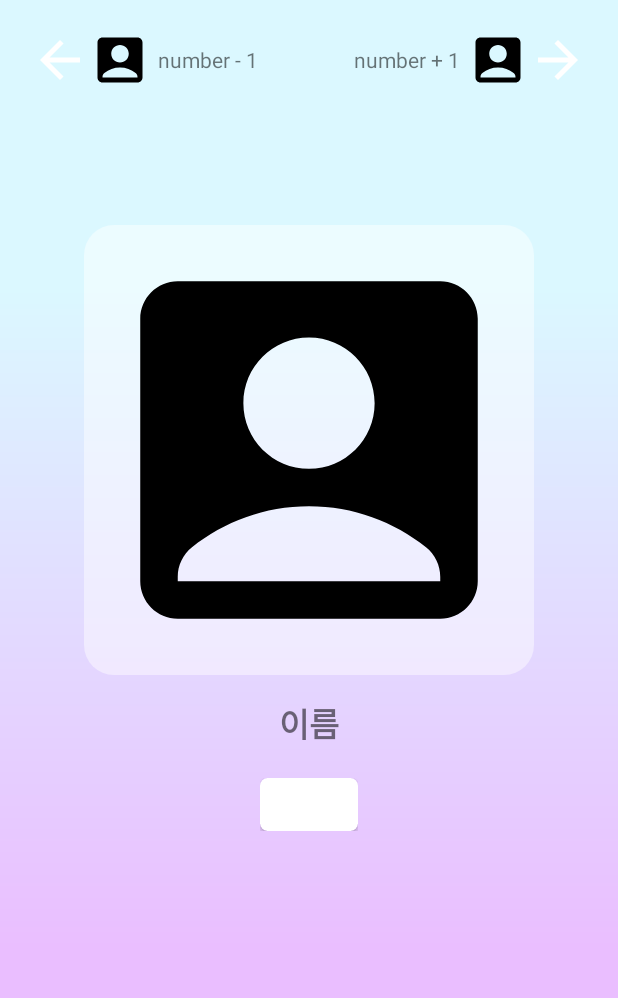
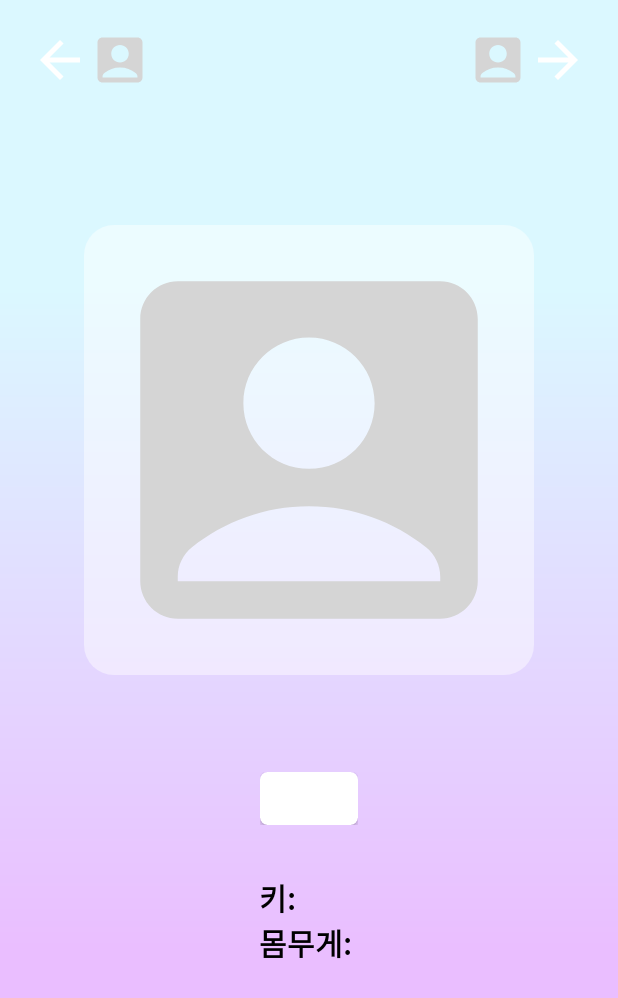
Before and after one commit to Pokemon-Encyclopedia/Android_open_api, an Android app: the layout activity_pokemon_info.xml on its own in the app's theme, with its tools: preview values and no code run, on a phone screen of 412 x 824 dp. Shown: the top 998 px of the screen. Run offline under Robolectric (Android 15) with nearby library versions, the phone set to English and light mode, and no system bars.

Commit message:
:sparkles: 포켓몬 키, 몸무게 정보 구현

```diff
--- a/app/src/main/res/drawable/ic_baseline_account_box_24.xml
+++ b/app/src/main/res/drawable/ic_baseline_account_box_24.xml
@@ -1,4 +1,4 @@
-<vector android:height="24dp" android:tint="#000000"
+<vector android:height="24dp" android:tint="#d5d5d5"
     android:viewportHeight="24" android:viewportWidth="24"
     android:width="24dp" xmlns:android="http://schemas.android.com/apk/res/android">
     <path android:fillColor="@android:color/white" android:pathData="M19,3H5C3.9,3 3,3.9 3,5v14c0,1.1 0.9,2 2,2h14c1.1,0 2,-0.9 2,-2V5C21,3.9 20.1,3 19,3zM12,6c1.93,0 3.5,1.57 3.5,3.5c0,1.93 -1.57,3.5 -3.5,3.5s-3.5,-1.57 -3.5,-3.5C8.5,7.57 10.07,6 12,6zM19,19H5v-0.23c0,-0.62 0.28,-1.2 0.76,-1.58C7.47,15.82 9.64,15 12,15s4.53,0.82 6.24,2.19c0.48,0.38 0.76,0.97 0.76,1.58V19z"/>
--- a/app/src/main/res/layout/activity_pokemon_info.xml
+++ b/app/src/main/res/layout/activity_pokemon_info.xml
@@ -37,7 +37,7 @@
                 android:id="@+id/pokemon_id_front"
                 android:layout_width="wrap_content"
                 android:layout_height="wrap_content"
-                android:text="number - 1"
+                android:textColor="@color/black"
                 android:layout_marginStart="5dp"
                 android:layout_gravity="center"/>
         </LinearLayout>
@@ -57,7 +57,7 @@
                 android:id="@+id/pokemon_id_back"
                 android:layout_width="wrap_content"
                 android:layout_height="wrap_content"
-                android:text="number + 1"
+                android:textColor="@color/black"
                 android:layout_marginEnd="5dp"
                 android:layout_gravity="center"/>
 
@@ -88,7 +88,7 @@
         android:id="@+id/pokemon_name"
         android:layout_width="wrap_content"
         android:layout_height="wrap_content"
-        android:text="이름"
+        android:textColor="@color/black"
         android:layout_marginTop="15dp"
         android:layout_gravity="center"
         android:textSize="22sp"
@@ -134,6 +134,31 @@
                 android:layout_gravity="center"
                 android:textSize="20sp" />
         </androidx.cardview.widget.CardView>
+    </LinearLayout>
 
+    <LinearLayout
+        android:layout_width="wrap_content"
+        android:layout_height="wrap_content"
+        android:layout_marginTop="33dp"
+        android:layout_gravity="center"
+        android:orientation="vertical">
+
+        <TextView
+            android:id="@+id/pokemon_height"
+            android:layout_width="wrap_content"
+            android:layout_height="wrap_content"
+            android:text="키: "
+            android:textSize="20sp"
+            android:textStyle="bold"
+            android:textColor="@color/black"/>
+
+        <TextView
+            android:id="@+id/pokemon_weight"
+            android:layout_width="wrap_content"
+            android:layout_height="wrap_content"
+            android:text="몸무게: "
+            android:textSize="20sp"
+            android:textStyle="bold"
+            android:textColor="@color/black"/>
     </LinearLayout>
 </LinearLayout>
```
Also changed, not shown: app/src/main/java/com/example/pokemonencyclopedia/PokemonInfoActivity.kt (+28 -3 lines).
